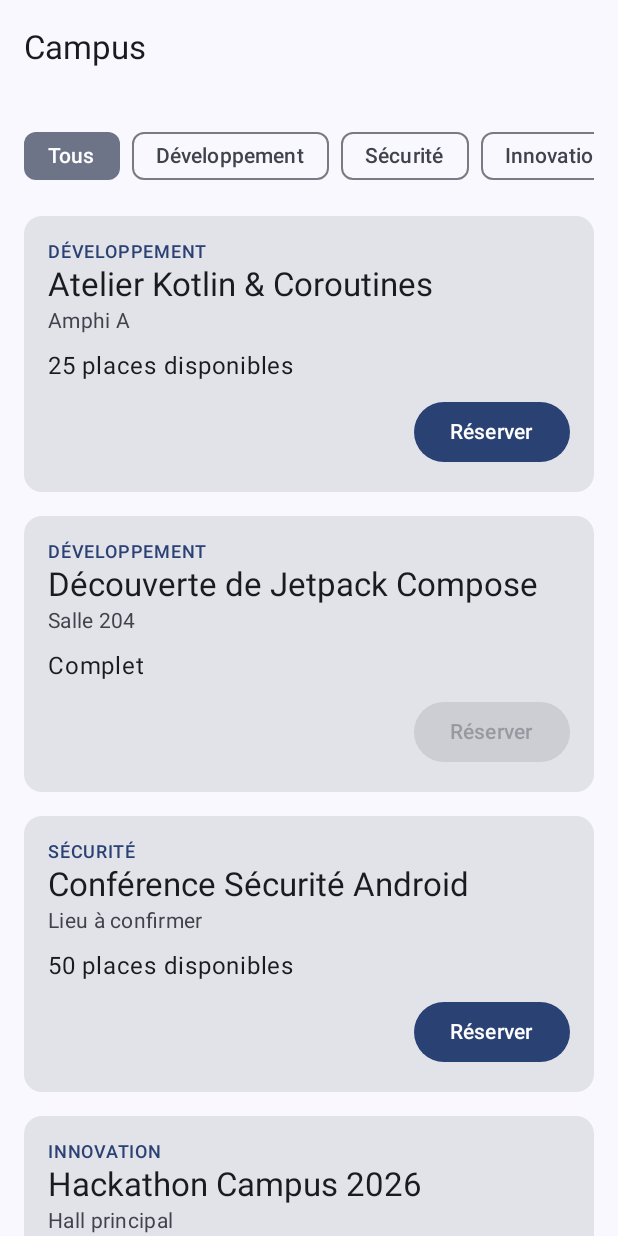
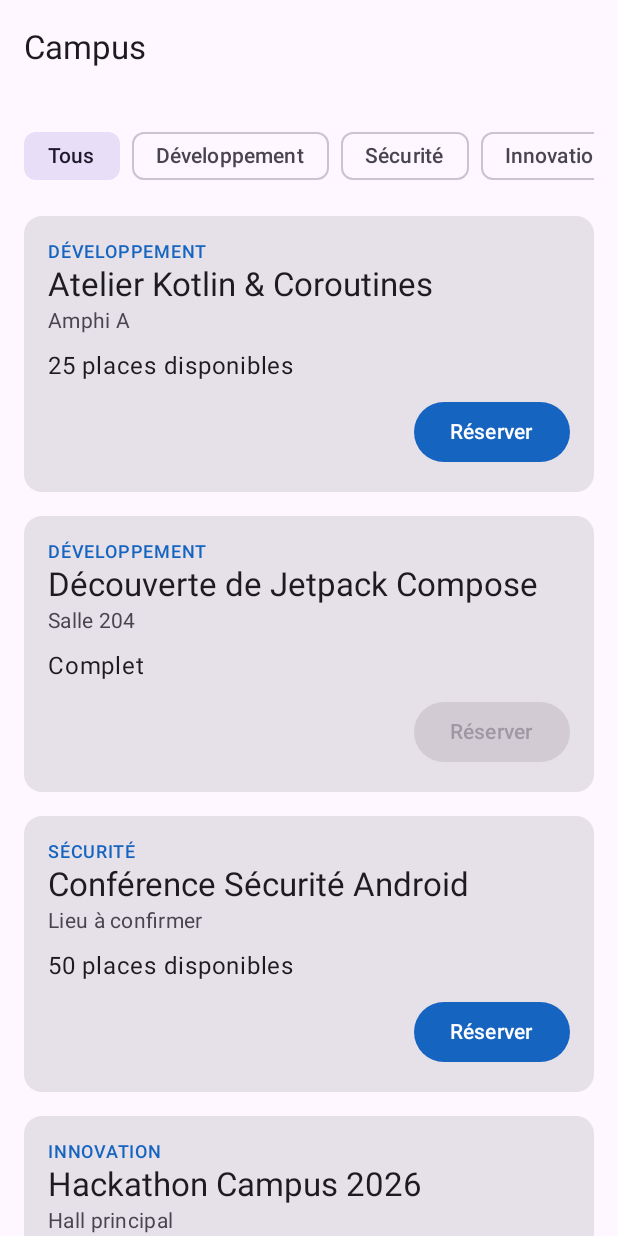
Before and after one commit to LucasMarrot/campus, an Android app built with Jetpack Compose: the screen it shows after launch (MainActivity), on a phone screen of 412 x 824 dp. Run offline under Robolectric (Android 15) with nearby library versions, the phone set to English and light mode, and no system bars.

Commit message:
Exo2 - Partie2 - 4 : personnalisation de la couleur primaire et désactivation de dynamicColor

```diff
--- a/app/src/main/java/fr/cnam/campus/ui/theme/Color.kt
+++ b/app/src/main/java/fr/cnam/campus/ui/theme/Color.kt
@@ -9,3 +9,6 @@ val Pink80 = Color(0xFFEFB8C8)
 val Purple40 = Color(0xFF6650a4)
 val PurpleGrey40 = Color(0xFF625b71)
 val Pink40 = Color(0xFF7D5260)
+
+val CampusBlue = Color(0xFF1565C0)
+val CampusBlueLight = Color(0xFF90CAF9)
--- a/app/src/main/java/fr/cnam/campus/ui/theme/Theme.kt
+++ b/app/src/main/java/fr/cnam/campus/ui/theme/Theme.kt
@@ -12,32 +12,21 @@ import androidx.compose.runtime.Composable
 import androidx.compose.ui.platform.LocalContext
 
 private val DarkColorScheme = darkColorScheme(
-    primary = Purple80,
+    primary = CampusBlueLight,
     secondary = PurpleGrey80,
     tertiary = Pink80
 )
 
 private val LightColorScheme = lightColorScheme(
-    primary = Purple40,
+    primary = CampusBlue,
     secondary = PurpleGrey40,
     tertiary = Pink40
-
-    /* Other default colors to override
-    background = Color(0xFFFFFBFE),
-    surface = Color(0xFFFFFBFE),
-    onPrimary = Color.White,
-    onSecondary = Color.White,
-    onTertiary = Color.White,
-    onBackground = Color(0xFF1C1B1F),
-    onSurface = Color(0xFF1C1B1F),
-    */
 )
 
 @Composable
 fun CampusTheme(
     darkTheme: Boolean = isSystemInDarkTheme(),
-    // Dynamic color is available on Android 12+
-    dynamicColor: Boolean = true,
+    dynamicColor: Boolean = false,
     content: @Composable () -> Unit
 ) {
     val colorScheme = when {
```
